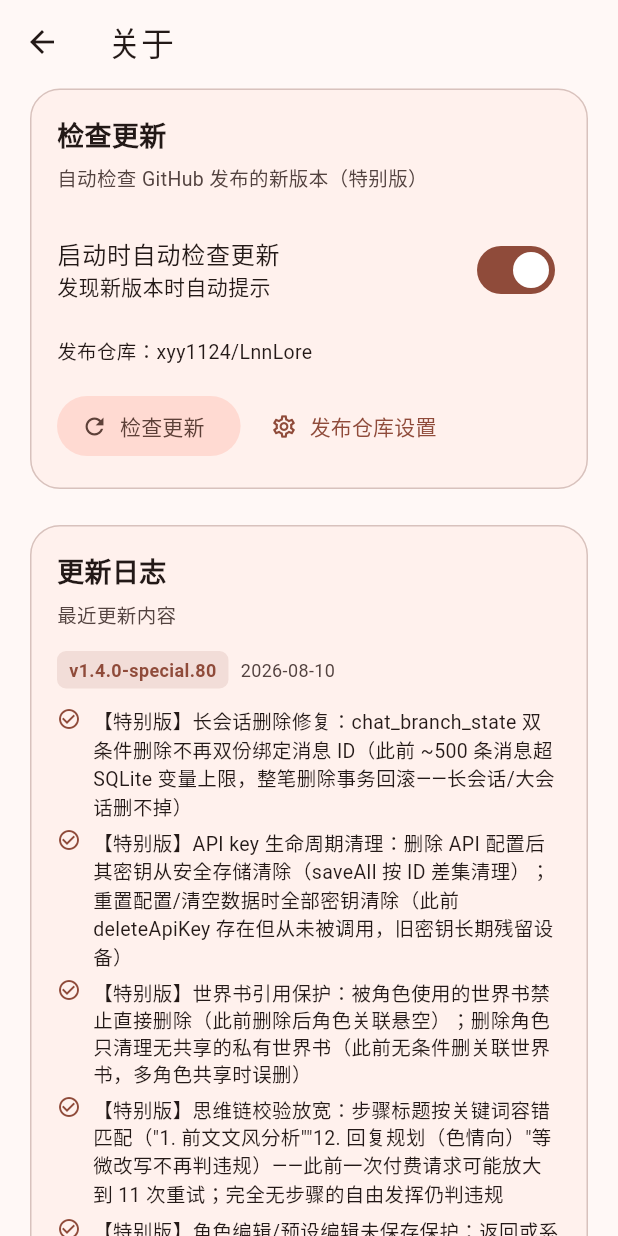
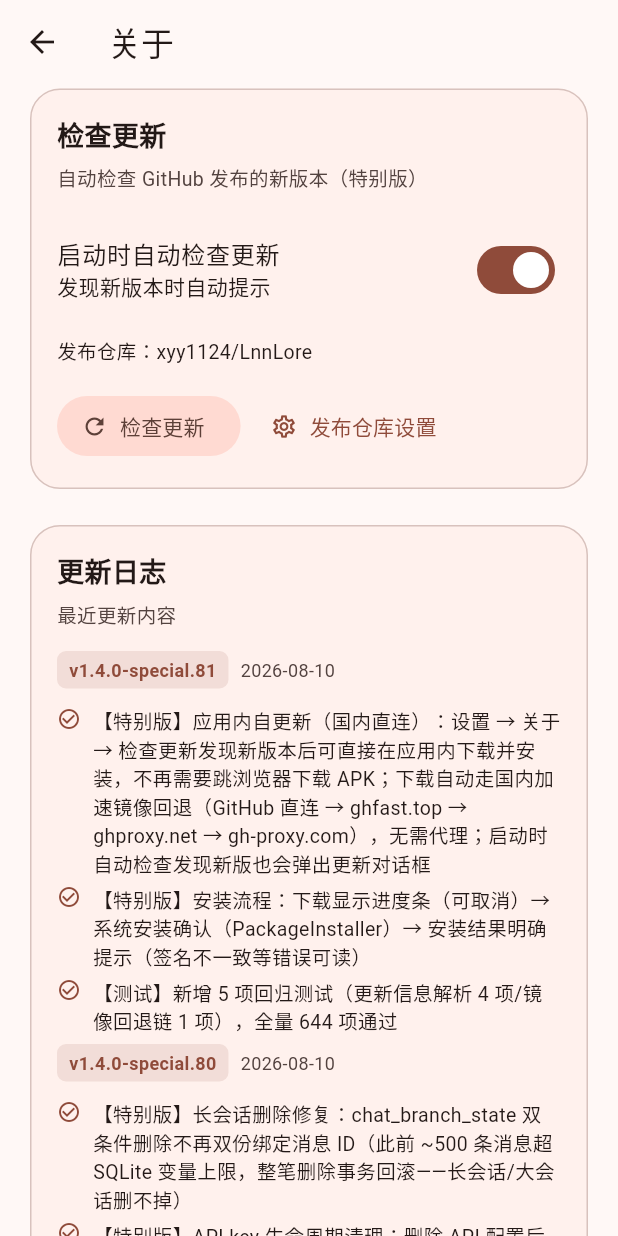
Before and after one commit to xyy1124/LnnLore, a Flutter app: the AboutPage screen opened directly, scrolled down 576 dp, on a phone screen of 412 x 824 dp. Run offline on Flutter 3.47's test engine with Material 3 defaults, Android fonts, the phone set to English and light mode, and no system bars; our stand-ins replace file_picker, flutter_markdown_plus, flutter_secure_storage, flutter_slidable, flutter_widget_from_html_core, freezed_annotation and 4 more; missing offline and left inert: markdown; accounts and stored records are empty; statements that could not run were skipped.

Commit message:
v1.4.0-special.81: 应用内自更新（检查→下载→PackageInstaller 安装，国内镜像回退免代理）

```diff
--- a/lib/pages/about_page.dart
+++ b/lib/pages/about_page.dart
@@ -3,7 +3,9 @@ import 'package:package_info_plus/package_info_plus.dart';
 import 'package:url_launcher/url_launcher.dart';
 
 import '../core/error_handler.dart';
+import '../models/app_update_info.dart';
 import '../services/version_check_service.dart';
+import '../widgets/update_dialog.dart';
 
 class AboutPage extends StatefulWidget {
   const AboutPage({super.key});
@@ -103,6 +105,15 @@ class _AboutPageState extends State<AboutPage> {
             child: Column(
               crossAxisAlignment: CrossAxisAlignment.start,
               children: [
+                _UpdateLogItem(
+                  version: 'v1.4.0-special.81',
+                  date: '2026-08-10',
+                  changes: [
+                    '【特别版】应用内自更新（国内直连）：设置 → 关于 → 检查更新发现新版本后可直接在应用内下载并安装，不再需要跳浏览器下载 APK；下载自动走国内加速镜像回退（GitHub 直连 → ghfast.top → ghproxy.net → gh-proxy.com），无需代理；启动时自动检查发现新版也会弹出更新对话框',
+                    '【特别版】安装流程：下载显示进度条（可取消）→ 系统安装确认（PackageInstaller）→ 安装结果明确提示（签名不一致等错误可读）',
+                    '【测试】新增 5 项回归测试（更新信息解析 4 项/镜像回退链 1 项），全量 644 项通过',
+                  ],
+                ),
                 _UpdateLogItem(
                   version: 'v1.4.0-special.80',
                   date: '2026-08-10',
@@ -968,6 +979,9 @@ class _VersionCheckCardState extends State<_VersionCheckCard> {
   bool _checking = false;
   String? _resultText;
 
+  // v81：检查到的新版本信息（有值时显示"立即更新"按钮）
+  AppUpdateInfo? _pendingUpdate;
+
   // v57：检查更新需要与本地安装版本比较
   late final Future<PackageInfo> _packageInfoFuture;
 
@@ -1005,19 +1019,23 @@ class _VersionCheckCardState extends State<_VersionCheckCard> {
     setState(() {
       _checking = true;
       _resultText = null;
+      _pendingUpdate = null;
     });
     try {
-      final latestTag = await service.fetchLatestTag();
+      // v81：改用 fetchLatestUpdate 拿完整更新信息（含 APK 下载地址），
+      // 检查到新版可直接应用内更新
+      final update = await service.fetchLatestUpdate();
       if (!mounted) {
         return;
       }
-      if (latestTag == null) {
+      if (update == null) {
         setState(() {
           _checking = false;
           _resultText = '未获取到远程版本信息（网络问题或仓库无 release）';
         });
         return;
       }
+      final latestTag = update.tagName;
       // v57：默认仓库为自己的发布仓库——比较本地安装版本与最新 tag；
       // 仅当发布仓库配置回上游时走上游锚点比较。
       final packageInfo = await _packageInfoFuture;
@@ -1038,8 +1056,9 @@ class _VersionCheckCardState extends State<_VersionCheckCard> {
           _resultText = '已是最新版本（最新 $latestTag，当前 '
               '${packageInfo.version}）';
         } else {
+          _pendingUpdate = update;
           _resultText = '发现新版本：$latestTag（当前 '
-              '${packageInfo.version}），可前往 GitHub 查看更新说明并获取新版本';
+              '${packageInfo.version}）';
         }
       });
     } catch (error) {
@@ -1051,6 +1070,23 @@ class _VersionCheckCardState extends State<_VersionCheckCard> {
         _resultText = '检查失败：$error';
       });
     }
+  }
+
+  /// v81：应用内直接更新（下载 + 安装）。
+  Future<void> _startUpdate() async {
+    final update = _pendingUpdate;
+    if (update == null) {
+      return;
+    }
+    final packageInfo = await _packageInfoFuture;
+    if (!mounted) {
+      return;
+    }
+    await UpdateDialog.show(
+      context,
+      update: update,
+      currentVersion: packageInfo.version,
+    );
   }
 
   Future<void> _editConfig() async {
@@ -1154,6 +1190,15 @@ class _VersionCheckCardState extends State<_VersionCheckCard> {
           Text(
             _resultText!,
             style: const TextStyle(fontSize: 13, height: 1.4),
+          ),
+        ],
+        // v81：检查到新版时显示"立即更新"（应用内下载 + 安装）
+        if (_pendingUpdate != null) ...[
+          const SizedBox(height: 8),
+          FilledButton.icon(
+            onPressed: _startUpdate,
+            icon: const Icon(Icons.download, size: 18),
+            label: const Text('立即更新'),
           ),
         ],
         const SizedBox(height: 8),
```
